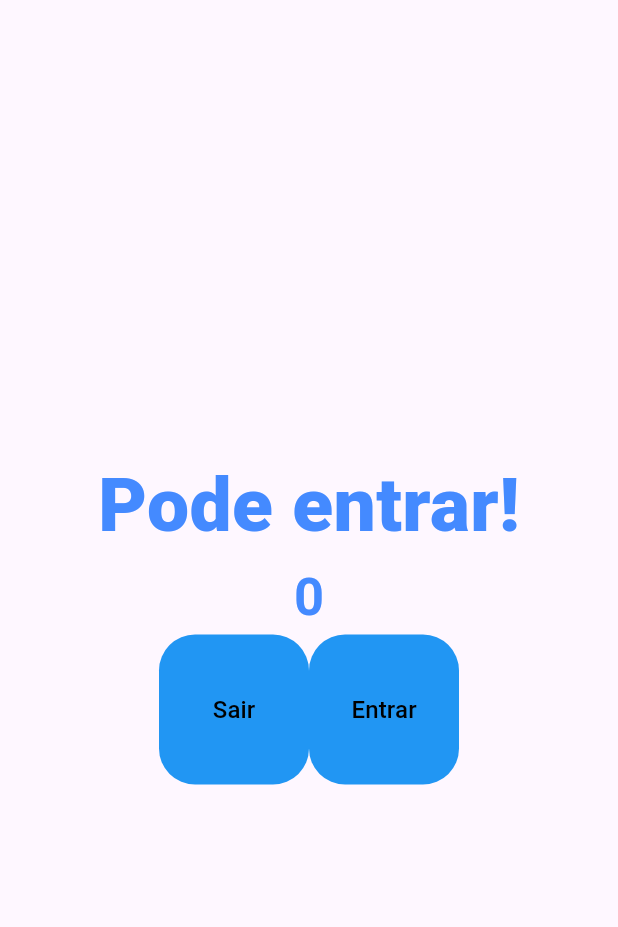
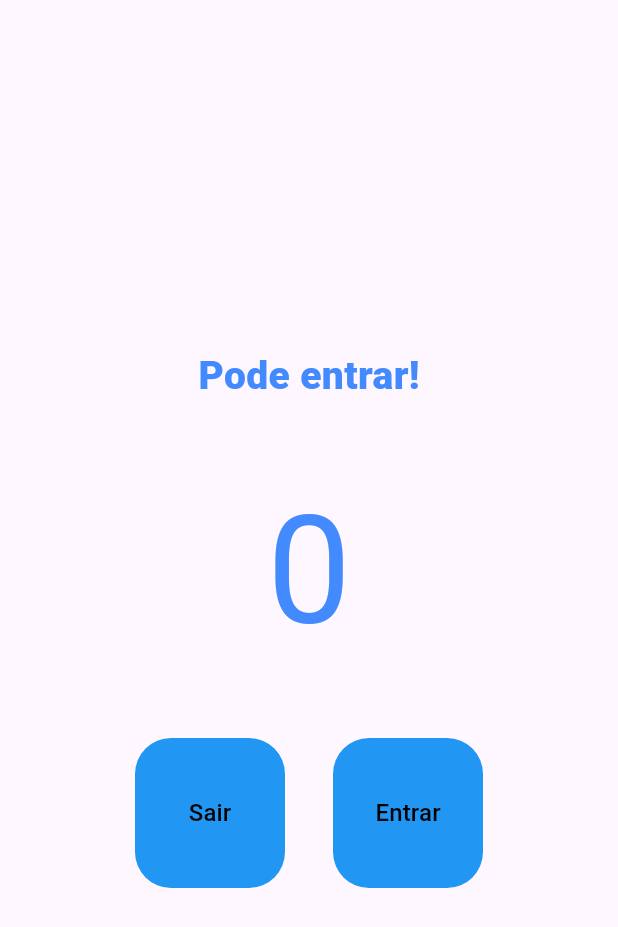
Before and after one commit to JoaoP-T-HenryR-V/contador_pessoa_flutter, a Flutter app: the screen it shows after launch, on a phone screen of 412 x 824 dp. Shown: the top 927 px of the screen. Run offline on Flutter 3.47's test engine with Material 3 defaults, Android fonts, the phone set to English and light mode, and no system bars.

Commit message:
feat(botão): Adiciona o espaçamento entre os botões

```diff
--- a/lib/main.dart
+++ b/lib/main.dart
@@ -32,16 +32,17 @@ class HomePage extends StatelessWidget {
         children: [
           Text("Pode entrar!",
           style: TextStyle(
-            fontSize: 50,
+            fontSize: 26,
             color: Colors.blueAccent,
             fontWeight: FontWeight.w900,
           ),
           ),
-          Text("0",
+          const Padding(padding: EdgeInsets.all(40),
+          child: Text("0",
           style: TextStyle(
-            fontSize: 35,
+            fontSize: 100,
             color: Colors.blueAccent,
-            fontWeight: FontWeight.w700,
+          ),
           ),
           ),
           Row(
@@ -62,6 +63,7 @@ class HomePage extends StatelessWidget {
               )
               )
               ),
+              SizedBox(width: 32),
               TextButton(onPressed: increment,
                style: TextButton.styleFrom(
                 backgroundColor: Colors.blue,
```
